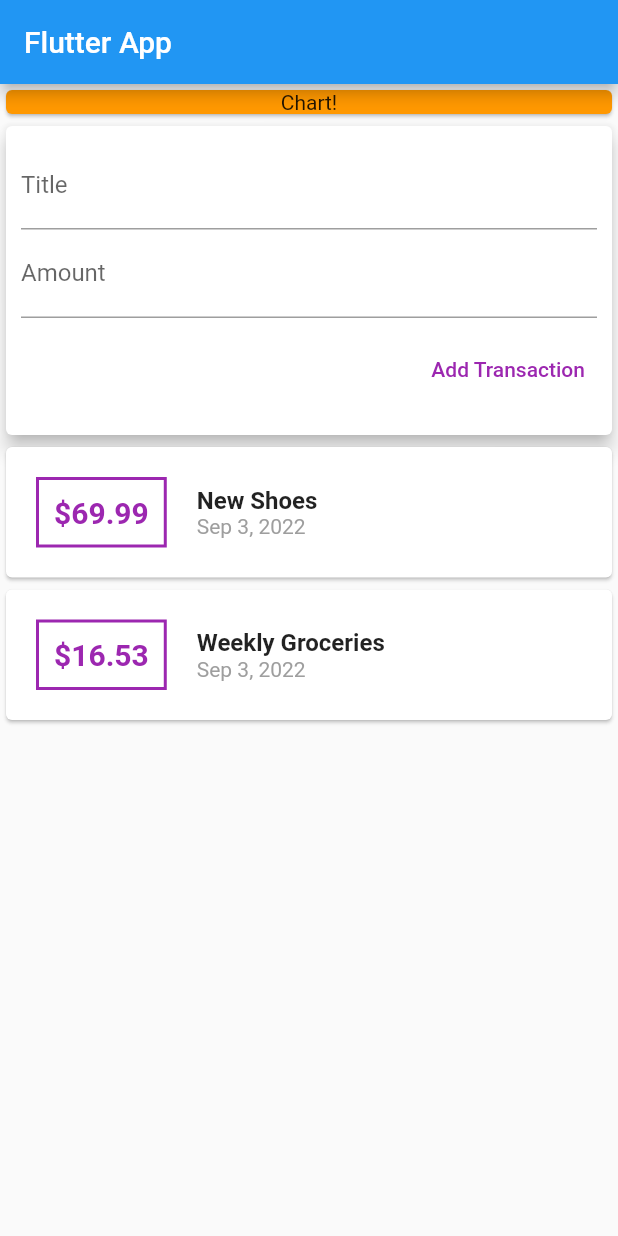
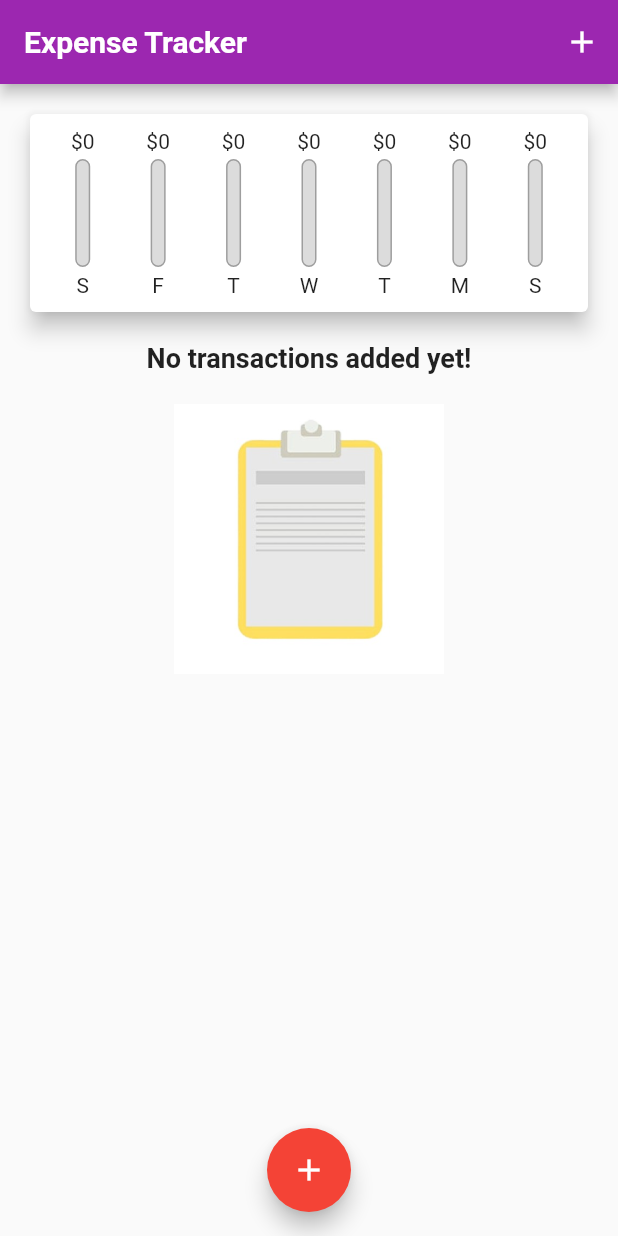
Before and after one commit to smalhasib/Flutter-Practices, a Flutter app: the screen it shows after launch, on a phone screen of 412 x 824 dp. Run offline on Flutter 3.47's test engine with Material 2 defaults, Android fonts, the light colour scheme and no system bars.

Commit message:
Expense tracker stateless 2

```diff
--- a/expense_tracker/lib/main.dart
+++ b/expense_tracker/lib/main.dart
@@ -1,157 +1,128 @@
-import 'package:expense_tracker/Transaction.dart';
-import 'package:flutter/foundation.dart';
+import 'package:expense_tracker/widgets/chart.dart';
+import 'package:expense_tracker/widgets/new_transaction.dart';
 import 'package:flutter/material.dart';
-import 'package:intl/intl.dart';
+import 'package:uuid/uuid.dart';
+
+import '../models/Transaction.dart';
+import '../widgets/transaction_list.dart';
 
 void main() => runApp(const App());
 
 class App extends StatelessWidget {
   const App({Key? key}) : super(key: key);
 
-  // This widget is the root of your application.
   @override
   Widget build(BuildContext context) {
     return MaterialApp(
-      title: 'Flutter Demo',
+      title: 'Expense Tracker',
+      theme: ThemeData(
+        colorScheme: ColorScheme.fromSwatch(
+          accentColor: Colors.red,
+          primarySwatch: Colors.purple,
+        ),
+        primarySwatch: Colors.purple,
+        fontFamily: 'Lato',
+        textTheme: ThemeData
+            .light()
+            .textTheme
+            .copyWith(
+          titleMedium: const TextStyle(
+            fontFamily: 'Roboto',
+            fontSize: 18,
+            fontWeight: FontWeight.bold,
+          ),
+        ),
+        appBarTheme: const AppBarTheme(
+          titleTextStyle: TextStyle(
+            fontFamily: 'Roboto',
+            fontSize: 20,
+            fontWeight: FontWeight.bold,
+          ),
+        ),
+      ),
+      debugShowCheckedModeBanner: false,
       home: HomePage(key),
     );
   }
 }
 
-class HomePage extends StatelessWidget {
-  final List<Transaction> _transactions = [
-    Transaction(
-      id: 't1',
-      title: 'New Shoes',
-      amount: 69.99,
-      date: DateTime.now(),
-    ),
-    Transaction(
-      id: 't2',
-      title: 'Weekly Groceries',
-      amount: 16.53,
-      date: DateTime.now(),
-    ),
+class HomePage extends StatefulWidget {
+  const HomePage(Key? key) : super(key: key);
+
+  @override
+  State<HomePage> createState() => _HomePageState();
+}
+
+class _HomePageState extends State<HomePage> {
+  final _uuid = const Uuid();
+  final List<Transaction> _userTransactions = [
+    // Transaction(
+    //   id: 't1',
+    //   title: 'New Shoes',
+    //   amount: 69.99,
+    //   date: DateTime.now(),
+    // ),
+    // Transaction(
+    //   id: 't2',
+    //   title: 'Weekly Groceries',
+    //   amount: 16.53,
+    //   date: DateTime.now(),
+    // ),
   ];
-  final titleController = TextEditingController();
-  final amountController = TextEditingController();
 
-  HomePage(Key? key) : super(key: key);
+  List<Transaction> get _recentTransactions {
+    return _userTransactions.where((element) =>
+        element.date.isAfter(DateTime.now().subtract(const Duration(days: 7))))
+        .toList();
+  }
+
+  void _addNewTransaction(String title, double amount) {
+    final newTx = Transaction(
+        id: _uuid.v1(), title: title, amount: amount, date: DateTime.now());
+
+    setState(() {
+      _userTransactions.add(newTx);
+    });
+  }
+
+  void _showAddNewTransaction(BuildContext context) {
+    showModalBottomSheet(
+      context: context,
+      builder: (_) {
+        return NewTransaction(_addNewTransaction);
+      },
+    );
+  }
 
   @override
   Widget build(BuildContext context) {
     return Scaffold(
       appBar: AppBar(
-        title: const Text('Flutter App'),
+        title: const Text('Expense Tracker'),
+        actions: [
+          IconButton(
+            onPressed: () => _showAddNewTransaction(context),
+            icon: const Icon(Icons.add),
+          )
+        ],
       ),
-      body: Column(
+      body: SingleChildScrollView(
+        child: SizedBox(
+          width: double.infinity,
+          child: Column(
             crossAxisAlignment: CrossAxisAlignment.center,
             children: [
-          const Card(
-            color: Colors.orange,
-            child: SizedBox(
-              width: double.infinity,
-              child: Text(
-                'Chart!',
-                textAlign: TextAlign.center,
-              ),
-            ),
-          ),
-          Card(
-            elevation: 5,
-            child: Padding(
-              padding: const EdgeInsets.all(10),
-              child: Column(
-                crossAxisAlignment: CrossAxisAlignment.end,
-                children: [
-                  TextField(
-                    controller: titleController,
-                    decoration: const InputDecoration(labelText: 'Title'),
-                    maxLines: 1,
-                  ),
-                  TextField(
-                    controller: amountController,
-                    decoration: const InputDecoration(labelText: 'Amount'),
-                    maxLines: 1,
-                  ),
-                  Padding(
-                    padding: const EdgeInsets.symmetric(vertical: 10),
-                    child: TextButton(
-                      onPressed: () {
-                        if (kDebugMode) {
-                          print(titleController.text);
-                          print(amountController.text);
-                        }
-                      },
-                      style: ButtonStyle(
-                        overlayColor:
-                            MaterialStatePropertyAll(Colors.purple[100]),
-                      ),
-                      child: const Text(
-                        'Add Transaction',
-                        style: TextStyle(
-                          color: Colors.purple,
-                        ),
-                      ),
-                    ),
-                  )
+              Chart(_recentTransactions),
+              TransactionList(_userTransactions)
             ],
           ),
         ),
       ),
-          Column(
-            children: _transactions
-                .map((tx) => Card(
-                      child: Row(
-                        crossAxisAlignment: CrossAxisAlignment.center,
-                        children: [
-                          Container(
-                            margin: const EdgeInsets.symmetric(
-                              vertical: 20,
-                              horizontal: 20,
+      floatingActionButton: FloatingActionButton(
+        child: const Icon(Icons.add),
+        onPressed: () => _showAddNewTransaction(context),
       ),
-                            decoration: BoxDecoration(
-                              border: Border.all(
-                                color: Colors.purple,
-                                width: 2,
-                              ),
-                            ),
-                            padding: const EdgeInsets.all(10),
-                            child: Text(
-                              '\$${tx.amount}',
-                              style: const TextStyle(
-                                fontWeight: FontWeight.bold,
-                                fontSize: 20,
-                                color: Colors.purple,
-                              ),
-                            ),
-                          ),
-                          Column(
-                            mainAxisAlignment: MainAxisAlignment.center,
-                            crossAxisAlignment: CrossAxisAlignment.start,
-                            children: [
-                              Text(
-                                tx.title,
-                                style: const TextStyle(
-                                  fontWeight: FontWeight.bold,
-                                  fontSize: 16,
-                                ),
-                              ),
-                              Text(
-                                DateFormat.yMMMd().format(tx.date),
-                                style: const TextStyle(
-                                  color: Colors.grey,
-                                ),
-                              ),
-                            ],
-                          )
-                        ],
-                      ),
-                    ))
-                .toList(),
-          ),
-        ],
-      ),
+      floatingActionButtonLocation: FloatingActionButtonLocation.centerFloat,
     );
   }
 }
--- /dev/null
+++ b/expense_tracker/lib/widgets/chart.dart
@@ -0,0 +1,63 @@
+import 'package:expense_tracker/widgets/chart_bar.dart';
+import 'package:flutter/material.dart';
+import 'package:intl/intl.dart';
+
+import '../models/Transaction.dart';
+
+class Chart extends StatelessWidget {
+  final List<Transaction> _recentTransactions;
+
+  const Chart(this._recentTransactions);
+
+  List<Map<String, Object>> get _groupedTransactionValues {
+    return List.generate(7, (index) {
+      final weekDay = DateTime.now().subtract(Duration(days: index));
+      final totalSum = _recentTransactions.where((element) {
+        var tx = element.date;
+        return tx.day == weekDay.day &&
+            tx.month == weekDay.month &&
+            tx.year == weekDay.year;
+      }).fold(
+          0.0,
+          (previousValue, element) =>
+              (previousValue as double) + element.amount);
+
+      return {
+        'day': DateFormat.E().format(weekDay).substring(0, 1),
+        'amount': totalSum,
+      };
+    });
+  }
+
+  double get _totalSpending {
+    return _groupedTransactionValues.fold(
+        0.0,
+        (previousValue, element) =>
+            previousValue + (element['amount'] as double));
+  }
+
+  @override
+  Widget build(BuildContext context) {
+    return Card(
+      elevation: 6,
+      margin: const EdgeInsets.all(20),
+      child: Padding(
+        padding: const EdgeInsets.all(10),
+        child: Row(
+          mainAxisAlignment: MainAxisAlignment.spaceAround,
+          children: _groupedTransactionValues
+              .map((e) => Flexible(
+                    fit: FlexFit.tight,
+                    child: CharBar(
+                        e['day'] as String,
+                        e['amount'] as double,
+                        _totalSpending == 0.0
+                            ? 0.0
+                            : (e['amount'] as double) / _totalSpending),
+                  ))
+              .toList(),
+        ),
+      ),
+    );
+  }
+}
--- /dev/null
+++ b/expense_tracker/lib/widgets/chart_bar.dart
@@ -0,0 +1,45 @@
+import 'package:flutter/material.dart';
+
+class CharBar extends StatelessWidget {
+  final String label;
+  final double spendingAmount;
+  final double spendingPercentageOfTotal;
+
+  CharBar(this.label, this.spendingAmount, this.spendingPercentageOfTotal);
+
+  @override
+  Widget build(BuildContext context) {
+    return Column(
+      mainAxisAlignment: MainAxisAlignment.center,
+      children: [
+        FittedBox(child: Text('\$${spendingAmount.toStringAsFixed(0)}')),
+        Container(
+          padding: const EdgeInsets.symmetric(vertical: 4),
+          height: 80,
+          width: 10,
+          child: Stack(
+            children: [
+              Container(
+                decoration: BoxDecoration(
+                  border: Border.all(color: Colors.grey, width: 1.0),
+                  color: const Color.fromRGBO(220, 220, 220, 1),
+                  borderRadius: BorderRadius.circular(10),
+                ),
+              ),
+              FractionallySizedBox(
+                heightFactor: spendingPercentageOfTotal,
+                child: Container(
+                  decoration: BoxDecoration(
+                    color: Theme.of(context).primaryColor,
+                    borderRadius: BorderRadius.circular(10),
+                  ),
+                ),
+              ),
+            ],
+          ),
+        ),
+        Text(label)
+      ],
+    );
+  }
+}
--- /dev/null
+++ b/expense_tracker/lib/widgets/transaction_list.dart
@@ -0,0 +1,38 @@
+import 'package:expense_tracker/widgets/transaction_item.dart';
+import 'package:flutter/material.dart';
+
+import '../models/Transaction.dart';
+
+class TransactionList extends StatelessWidget {
+  final List<Transaction> userTransaction;
+
+  const TransactionList(this.userTransaction);
+
+  @override
+  Widget build(BuildContext context) {
+    return SizedBox(
+        height: 300,
+        child: userTransaction.isEmpty
+            ? Column(
+                children: [
+                  Text(
+                    'No transactions added yet!',
+                    style: Theme.of(context).textTheme.titleMedium,
+                  ),
+                  Container(
+                    padding: const EdgeInsets.only(top: 20),
+                    height: 200,
+                    child: Image.asset(
+                      'assets/images/ledger.jpg',
+                      fit: BoxFit.cover,
+                    ),
+                  )
+                ],
+              )
+            : ListView.builder(
+                itemBuilder: (context, index) =>
+                    TransactionItem(userTransaction[index]),
+                itemCount: userTransaction.length,
+              ));
+  }
+}
```
Also changed, not shown: expense_tracker/lib/widgets/new_transaction.dart (added, +72 -0 lines), expense_tracker/lib/widgets/transaction_item.dart (added, +59 -0 lines), expense_tracker/pubspec.yaml (+18 -8 lines), expense_tracker/assets/fonts/Lato-Bold.ttf (added), expense_tracker/assets/fonts/Lato-Italic.ttf (added), expense_tracker/assets/fonts/Lato-Regular.ttf (added), expense_tracker/assets/fonts/Roboto-Bold.ttf (added), expense_tracker/assets/fonts/Roboto-Italic.ttf (added), expense_tracker/assets/fonts/Roboto-Regular.ttf (added), expense_tracker/assets/images/ledger.jpg (added), expense_tracker/lib/models/Transaction.dart (renamed from expense_tracker/lib/Transaction.dart), expense_tracker/pubspec.lock. Lines whose indentation alone changed are shown as unchanged.
